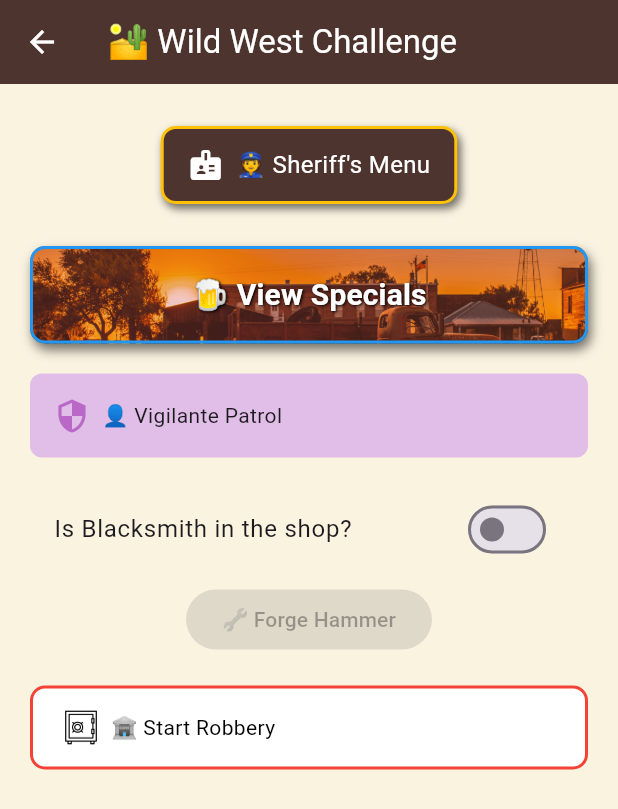
After one commit to iremyasar01/neonAcademyApps, a Flutter app: the screen it shows after launch, after a tap on "Wild Test", on a phone screen of 412 x 824 dp. The commit adds this screen. Shown: the top 809 px of the screen. Run offline on Flutter 3.47's test engine with Material 3 defaults, Android fonts, the phone set to English and light mode, and no system bars; our stand-ins replace audioplayers.

Commit message:
‘wildtask’

```diff
--- a/lib/screens/home_screen.dart
+++ b/lib/screens/home_screen.dart
@@ -1,5 +1,6 @@
 import 'package:flutter/material.dart';
 import 'package:neonacademyapss/screens/container_screen.dart';
+import 'package:neonacademyapss/screens/wild_west_screen.dart';
 
 class HomeScreen extends StatelessWidget {
   const HomeScreen({super.key});
@@ -23,6 +24,16 @@ class HomeScreen extends StatelessWidget {
               },
               child: const Text('Awesome Gallery'),
             ),
+            const SizedBox(height: 20),
+             ElevatedButton(
+              onPressed: () {
+                Navigator.push(
+                  context,
+                  MaterialPageRoute(builder: (context) => const WildWestScreen()),
+                );
+              },
+              child: const Text('Wild Test'),
+            ),
           ],
         ),
       ),
--- /dev/null
+++ b/lib/screens/wild_west_screen.dart
@@ -0,0 +1,98 @@
+import 'package:flutter/material.dart';
+import 'package:audioplayers/audioplayers.dart';
+import 'package:neonacademyapss/widgets/blacksmith_section.dart';
+import 'package:neonacademyapss/widgets/robbery_button.dart';
+import 'package:neonacademyapss/widgets/saloon_button.dart';
+import 'package:neonacademyapss/widgets/sheriff_menu.dart';
+import 'package:neonacademyapss/widgets/vigilante_button.dart';
+
+class WildWestScreen extends StatefulWidget {
+  const WildWestScreen({super.key});
+
+  @override
+  State<WildWestScreen> createState() => _WildWestScreenState();
+}
+
+class _WildWestScreenState extends State<WildWestScreen>
+    with SingleTickerProviderStateMixin {
+  bool isBlacksmithAvailable = false;
+  bool isRobberyInProgress = false;
+  Color vigilanteColor = Colors.purple.shade100;
+
+  late final AnimationController _controller;
+  late final Animation<Offset> _shakeAnimation;
+  final player = AudioPlayer();
+
+  @override
+  void initState() {
+    super.initState();
+    _controller = AnimationController(
+      vsync: this,
+      duration: const Duration(milliseconds: 400),
+    );
+    _shakeAnimation = Tween<Offset>(
+      begin: Offset.zero,
+      end: const Offset(0.03, 0),
+    ).chain(CurveTween(curve: Curves.elasticIn)).animate(_controller);
+  }
+
+  @override
+  void dispose() {
+    _controller.dispose();
+    player.dispose();
+    super.dispose();
+  }
+
+  void playShakeSound() async {
+    await player.play(AssetSource('sounds/large_door.mp3'));
+  }
+
+  @override
+  Widget build(BuildContext context) {
+    return Scaffold(
+      backgroundColor: const Color(0xFFFAF3E0),
+      appBar: AppBar(
+        title: const Text('🏜️ Wild West Challenge'),
+        backgroundColor: Colors.brown.shade800,
+        foregroundColor: Colors.white,
+      ),
+      body: Padding(
+        padding: const EdgeInsets.all(20),
+        child: ListView(
+          children: [
+            const Center(child: SheriffMenu()),
+            const SizedBox(height: 20),
+            const SaloonButton(),
+            const SizedBox(height: 20),
+            VigilanteButton(
+              vigilanteColor: vigilanteColor,
+              onTapDown: () =>
+                  setState(() => vigilanteColor = Colors.yellow.shade100),
+              onTapUp: () =>
+                  setState(() => vigilanteColor = Colors.purple.shade100),
+            ),
+            const SizedBox(height: 20),
+            BlacksmithSection(
+              isAvailable: isBlacksmithAvailable,
+              onChanged: (val) => setState(() => isBlacksmithAvailable = val),
+            ),
+            const SizedBox(height: 20),
+            RobberyButton(
+              isRobberyInProgress: isRobberyInProgress,
+              onStart: () async {
+                await _controller.forward(from: 0);
+                playShakeSound();
+                setState(() => isRobberyInProgress = true);
+
+                Future.delayed(const Duration(seconds: 5), () {
+                  setState(() => isRobberyInProgress = false);
+                });
+              },
+              animation: _shakeAnimation,
+            ),
+          ],
+        ),
+      ),
+    );
+  }
+}
--- /dev/null
+++ b/lib/widgets/blacksmith_section.dart
@@ -0,0 +1,36 @@
+import 'package:flutter/material.dart';
+
+class BlacksmithSection extends StatelessWidget {
+  final bool isAvailable;
+  final ValueChanged<bool> onChanged;
+
+  const BlacksmithSection({
+    super.key,
+    required this.isAvailable,
+    required this.onChanged,
+  });
+
+  @override
+  Widget build(BuildContext context) {
+    return Column(
+      children: [
+        SwitchListTile(
+          title: const Text('Is Blacksmith in the shop?'),
+          value: isAvailable,
+          onChanged: onChanged,
+        ),
+        const SizedBox(height: 8),
+        ElevatedButton(
+          onPressed: isAvailable
+              ? () {
+                  ScaffoldMessenger.of(context).showSnackBar(
+                    const SnackBar(content: Text('Forge hammer enabled! 🔨')),
+                  );
+                }
+              : null,
+          child: const Text('🔧 Forge Hammer'),
+        ),
+      ],
+    );
+  }
+}
--- /dev/null
+++ b/lib/widgets/robbery_button.dart
@@ -0,0 +1,51 @@
+import 'package:flutter/material.dart';
+
+class RobberyButton extends StatelessWidget {
+  final bool isRobberyInProgress;
+  final VoidCallback onStart;
+  final Animation<Offset> animation;
+
+  const RobberyButton({
+    super.key,
+    required this.isRobberyInProgress,
+    required this.onStart,
+    required this.animation,
+  });
+
+  @override
+  Widget build(BuildContext context) {
+    return SlideTransition(
+      position: animation,
+      child: GestureDetector(
+        onTap: onStart,
+        child: Container(
+          decoration: BoxDecoration(
+            border: Border.all(color: Colors.red, width: 2),
+            color: Colors.white,
+            borderRadius: BorderRadius.circular(10),
+          ),
+          padding: const EdgeInsets.symmetric(vertical: 14, horizontal: 20),
+          child: Row(
+            mainAxisSize: MainAxisSize.min,
+            children: [
+              Image.asset(
+                isRobberyInProgress
+                    ? 'assets/images/unlock.png'
+                    : 'assets/images/lock.png',
+                width: 24,
+                height: 24,
+              ),
+              const SizedBox(width: 8),
+              Text(
+                isRobberyInProgress
+                    ? '💥 Cracking Vault...'
+                    : '🏦 Start Robbery',
+                style: const TextStyle(color: Colors.black),
+              ),
+            ],
+          ),
+        ),
+      ),
+    );
+  }
+}
--- /dev/null
+++ b/lib/widgets/saloon_button.dart
@@ -0,0 +1,94 @@
+import 'package:flutter/material.dart';
+import 'package:audioplayers/audioplayers.dart';
+
+class SaloonButton extends StatefulWidget {
+  const SaloonButton({super.key});
+
+  @override
+  State<SaloonButton> createState() => _SaloonButtonState();
+}
+
+class _SaloonButtonState extends State<SaloonButton> {
+  final player = AudioPlayer();
+
+  @override
+  void dispose() {
+    player.dispose();
+    super.dispose();
+  }
+
+Future<void> _showSpecials() async {
+  try {
+    await player.play(AssetSource('sounds/open_bottle.mp3'));
+    // print("✅ Ses çalma isteği gönderildi!");
+  } catch (e) {
+    //print("❌ Ses çalma hatası: $e");
+  }
+
+    if (!mounted) return;
+
+    showDialog(
+      context: context,
+      builder: (_) => const AlertDialog(
+        title: Text('🍗 Daily Specials'),
+        content: Text('1. Whiskey BBQ\n2. Cowboy Chili\n3. Sarsaparilla Float'),
+      ),
+    );
+  }
+
+  @override
+  Widget build(BuildContext context) {
+    return Container(
+      decoration: BoxDecoration(
+        // Arka plan görseli eklendi
+        image: const DecorationImage(
+          image: AssetImage('assets/images/western_background.jpg'), // Görsel yolunu güncelleyin
+          fit: BoxFit.cover,
+          opacity: 0.8, // Görsel saydamlığı
+        ),
+        // Gradyan ve renk ayarları
+        gradient: const LinearGradient(
+          colors: [Colors.red, Colors.deepOrange],
+          stops: [0.5, 1.0],
+        ),
+        borderRadius: BorderRadius.circular(10),
+        border: Border.all(color: Colors.blue, width: 2),
+        boxShadow: const [
+          BoxShadow(
+            color: Colors.black54,
+            blurRadius: 6,
+            offset: Offset(2, 4),
+          ),
+        ],
+      ),
+      child: ElevatedButton(
+        style: ElevatedButton.styleFrom(
+          backgroundColor: Colors.transparent,
+          shadowColor: Colors.transparent,
+          padding: const EdgeInsets.symmetric(vertical: 16, horizontal: 24),
+          shape: RoundedRectangleBorder(
+            borderRadius: BorderRadius.circular(10),
+          ),
+        ),
+        onPressed: _showSpecials,
+        child: const Center(
+          child: Text(
+            '🍺 View Specials',
+            style: TextStyle(
+              fontSize: 20,
+              fontWeight: FontWeight.bold,
+              color: Colors.white,
+              shadows: [
+                Shadow(
+                  blurRadius: 2,
+                  color: Colors.black,
+                  offset: Offset(1, 1),
+                )
+              ],
+            ),
+          ),
+        ),
+      ),
+    );
+  }
+}
--- /dev/null
+++ b/lib/widgets/sheriff_menu.dart
@@ -0,0 +1,60 @@
+import 'package:flutter/material.dart';
+
+class SheriffMenu extends StatelessWidget {
+  const SheriffMenu({super.key});
+
+  @override
+  Widget build(BuildContext context) {
+    return PopupMenuButton<String>(
+      tooltip: 'Open Sheriff Menu',
+      icon: Container(
+        padding: const EdgeInsets.symmetric(horizontal: 16, vertical: 12),
+        decoration: BoxDecoration(
+          color: Colors.brown.shade800,
+          borderRadius: BorderRadius.circular(10),
+          border: Border.all(color: Colors.amber, width: 2),
+          boxShadow: const [
+            BoxShadow(
+                color: Colors.black54, blurRadius: 4, offset: Offset(2, 3)),
+          ],
+        ),
+        child: const Row(
+          mainAxisSize: MainAxisSize.min,
+          children: [
+            Icon(Icons.badge, color: Colors.white),
+            SizedBox(width: 8),
+            Text(
+              '👮 Sheriff\'s Menu',
+              style: TextStyle(color: Colors.white, fontSize: 16),
+            ),
+          ],
+        ),
+      ),
+      onSelected: (value) {
+        showDialog(
+          context: context,
+          builder: (_) => AlertDialog(
+            title: const Text('👮 Sheriff Action'),
+            content: Text('You selected: $value'),
+            actions: [
+              TextButton(
+                onPressed: () => Navigator.of(context).pop(),
+                child: const Text('OK'),
+              ),
+            ],
+          ),
+        );
+      },
+      itemBuilder: (_) => const [
+        PopupMenuItem(
+          value: 'Call for Backup',
+          child: Text('📢 Call for Backup'),
+        ),
+        PopupMenuItem(
+          value: 'Issue Warning',
+          child: Text('⚠️ Issue Warning'),
+        ),
+      ],
+    );
+  }
+}
--- /dev/null
+++ b/lib/widgets/vigilante_button.dart
@@ -0,0 +1,38 @@
+import 'package:flutter/material.dart';
+
+class VigilanteButton extends StatelessWidget {
+  final Color vigilanteColor;
+  final VoidCallback onTapDown;
+  final VoidCallback onTapUp;
+
+  const VigilanteButton({
+    super.key,
+    required this.vigilanteColor,
+    required this.onTapDown,
+    required this.onTapUp,
+  });
+
+  @override
+  Widget build(BuildContext context) {
+    return GestureDetector(
+      onTapDown: (_) => onTapDown(),
+      onTapUp: (_) => onTapUp(),
+      onTapCancel: onTapUp,
+      child: Container(
+        padding: const EdgeInsets.all(16),
+        decoration: BoxDecoration(
+          color: vigilanteColor,
+          borderRadius: BorderRadius.circular(8),
+        ),
+        child: Row(
+          mainAxisSize: MainAxisSize.min,
+          children: [
+            Icon(Icons.security, color: Colors.purple.shade300),
+            const SizedBox(width: 8),
+            const Text('👤 Vigilante Patrol'),
+          ],
+        ),
+      ),
+    );
+  }
+}
```
Also changed, not shown: pubspec.yaml (+7 -1 lines), assets/images/lock.png (added), assets/images/unlock.png (added), assets/images/western_background.jpg (added), pubspec.lock, 17 other files.
